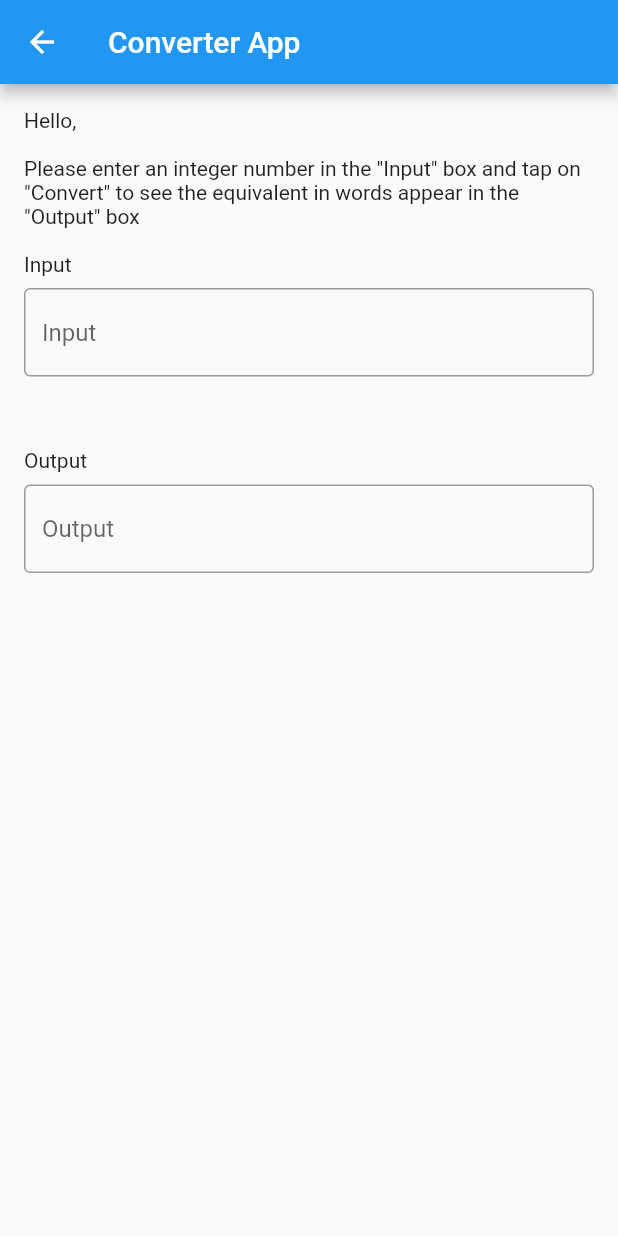
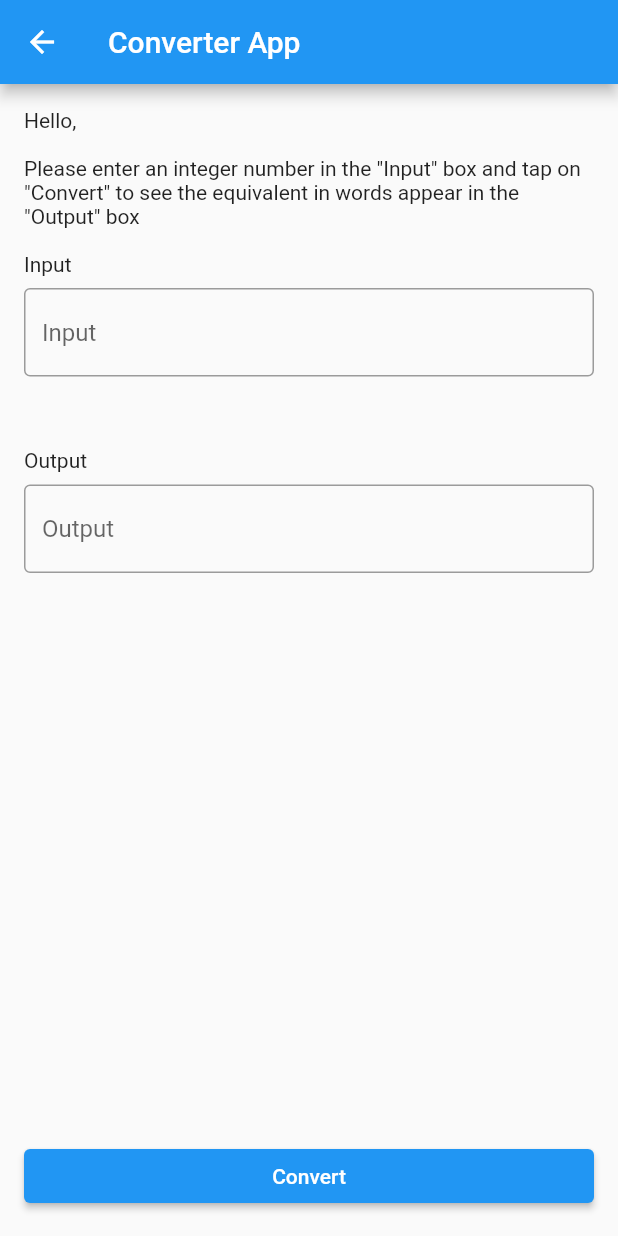
Before and after one commit to LittleFireflies/test_gluon, a Flutter app: the ConverterPage screen opened directly with empty values, on a phone screen of 412 x 824 dp. Run offline on Flutter 3.47's test engine with Material 2 defaults, Android fonts, the phone set to English and light mode, and no system bars.

Commit message:
create number to words converter

```diff
--- a/lib/converter_page.dart
+++ b/lib/converter_page.dart
@@ -1,4 +1,5 @@
 import 'package:flutter/material.dart';
+import 'package:test_gluon/utils/number_to_words_converter.dart';
 import 'package:test_gluon/widgets/custom_text_field.dart';
 
 class ConverterPage extends StatelessWidget {
@@ -6,6 +7,7 @@ class ConverterPage extends StatelessWidget {
 
   final _inputFieldKey = GlobalKey<FormFieldState>();
   final _outputFieldKey = GlobalKey<FormFieldState>();
+  final _outputController = TextEditingController();
 
   ConverterPage({Key? key, required this.username}) : super(key: key);
 
@@ -37,7 +39,16 @@ class ConverterPage extends StatelessWidget {
             CustomTextField(
               labelText: 'Output',
               formFieldKey: _outputFieldKey,
+              controller: _outputController,
               isReadOnly: true,
+            ),
+            const Spacer(),
+            ElevatedButton(
+              onPressed: () {
+                final output = NumberToWordsConverter.convert(999999999999999);
+                _outputController.text = output;
+              },
+              child: const Text('Convert'),
             ),
           ],
         ),
--- /dev/null
+++ b/lib/utils/numbers_helper.dart
@@ -0,0 +1,43 @@
+const tensNames = [
+  "",
+  " ten",
+  " twenty",
+  " thirty",
+  " forty",
+  " fifty",
+  " sixty",
+  " seventy",
+  " eighty",
+  " ninety"
+];
+
+const numNames = [
+  "",
+  " one",
+  " two",
+  " three",
+  " four",
+  " five",
+  " six",
+  " seven",
+  " eight",
+  " nine",
+  " ten",
+  " eleven",
+  " twelve",
+  " thirteen",
+  " fourteen",
+  " fifteen",
+  " sixteen",
+  " seventeen",
+  " eighteen",
+  " nineteen"
+];
+
+const zero = "zero";
+const hundred = "hundred";
+const thousand = "thousand";
+const oneThousand = "one thousand";
+const million = "million";
+const billion = "billion";
+const trillion = "trillion";
--- a/lib/widgets/custom_text_field.dart
+++ b/lib/widgets/custom_text_field.dart
@@ -41,6 +41,7 @@ class _CustomTextFieldState extends State<CustomTextField> {
           controller: widget.controller,
           readOnly: widget.isReadOnly,
           keyboardType: widget.keyboardType,
+          maxLines: null,
           decoration: InputDecoration(
             prefixIcon: widget.prefixIcon,
             suffixIcon: _errorMessage != null
```
Also changed, not shown: lib/utils/number_to_words_converter.dart (added, +98 -0 lines).
